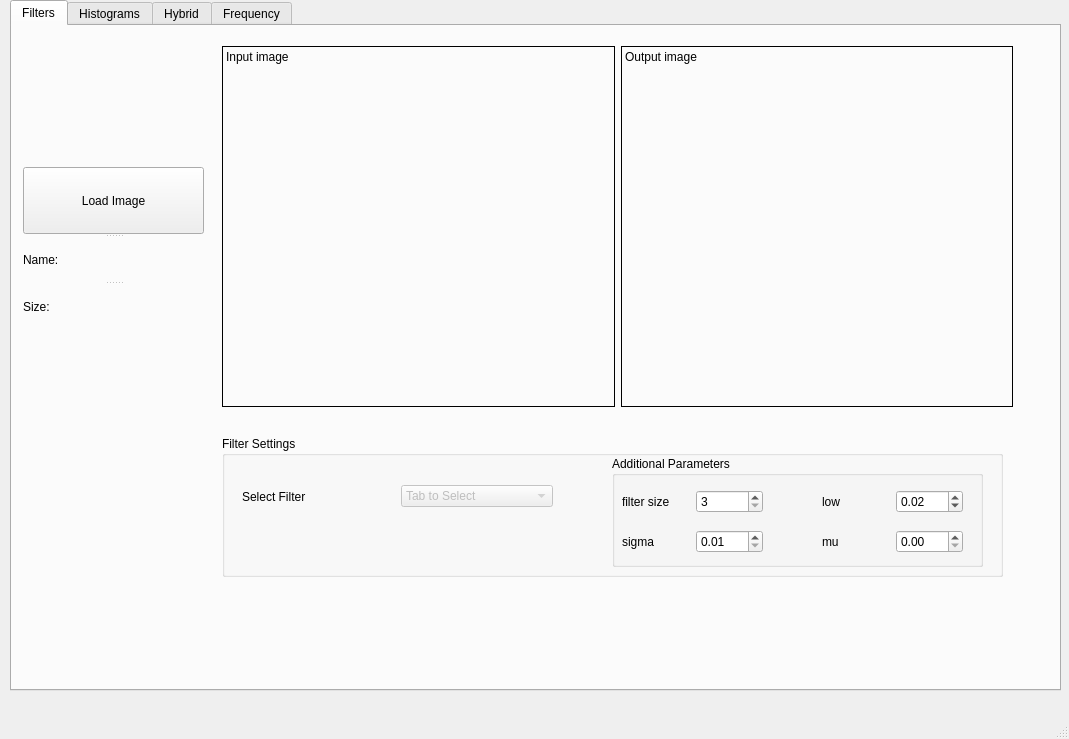
Old version of the form MainWindow.ui in the repository Bravewarrior0/Computer-Vision.
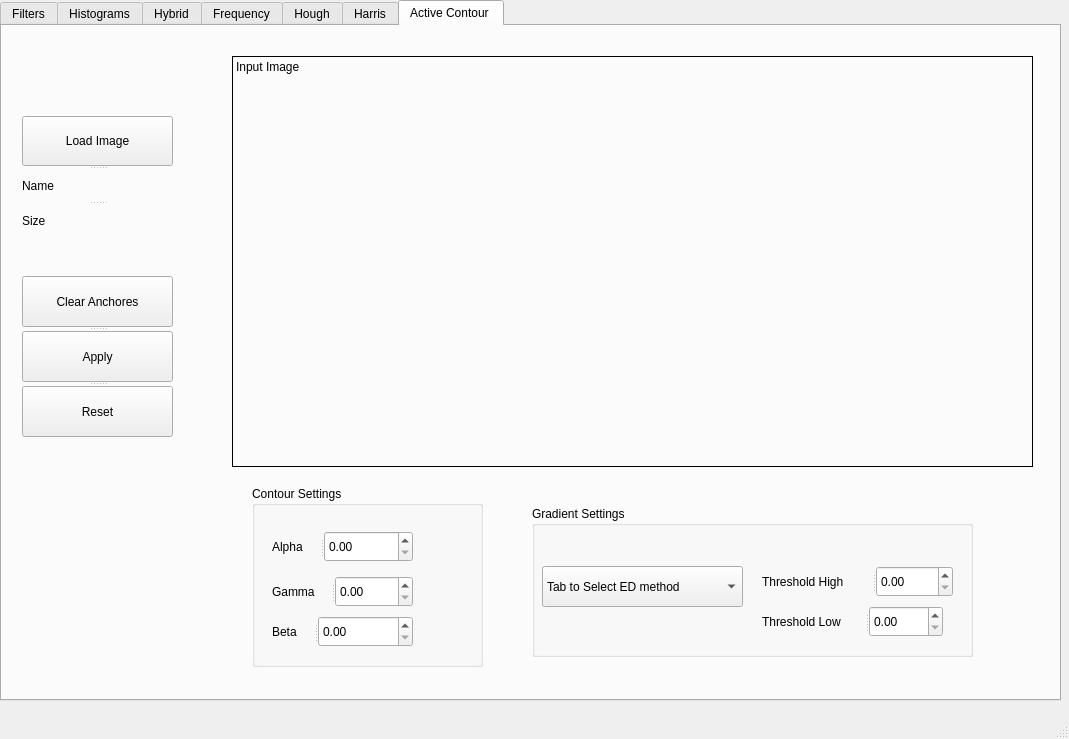
New version of the form. Custom widgets are drawn as their Qt base class.

Commit message: AC part gui

Patch:
```diff
--- a/MainWindow.ui
+++ b/MainWindow.ui
@@ -32,14 +32,14 @@
     </property>
     <property name="geometry">
      <rect>
-      <x>10</x>
+      <x>0</x>
       <y>0</y>
-      <width>1051</width>
-      <height>691</height>
+      <width>1061</width>
+      <height>701</height>
      </rect>
     </property>
     <property name="currentIndex">
-     <number>0</number>
+     <number>6</number>
     </property>
     <widget class="QWidget" name="tab_filters">
      <attribute name="title">
@@ -835,6 +835,261 @@
       </widget>
      </widget>
     </widget>
+    <widget class="QWidget" name="tab_Hough">
+     <attribute name="title">
+      <string>Hough</string>
+     </attribute>
+    </widget>
+    <widget class="QWidget" name="tab_Harris">
+     <attribute name="title">
+      <string>Harris</string>
+     </attribute>
+    </widget>
+    <widget class="QWidget" name="tab_AC">
+     <attribute name="title">
+      <string>Active Contour </string>
+     </attribute>
+     <widget class="QLabel" name="label_AC">
+      <property name="geometry">
+       <rect>
+        <x>230</x>
+        <y>30</y>
+        <width>801</width>
+        <height>411</height>
+       </rect>
+      </property>
+      <property name="focusPolicy">
+       <enum>Qt::NoFocus</enum>
+      </property>
+      <property name="frameShape">
+       <enum>QFrame::Box</enum>
+      </property>
+      <property name="text">
+       <string>Input Image</string>
+      </property>
+      <property name="textFormat">
+       <enum>Qt::RichText</enum>
+      </property>
+      <property name="scaledContents">
+       <bool>false</bool>
+      </property>
+      <property name="alignment">
+       <set>Qt::AlignLeading|Qt::AlignLeft|Qt::AlignTop</set>
+      </property>
+     </widget>
+     <widget class="QGroupBox" name="groupBox_3">
+      <property name="geometry">
+       <rect>
+        <x>250</x>
+        <y>460</y>
+        <width>231</width>
+        <height>181</height>
+       </rect>
+      </property>
+      <property name="title">
+       <string>Contour Settings </string>
+      </property>
+      <widget class="QSplitter" name="splitter_17">
+       <property name="geometry">
+        <rect>
+         <x>20</x>
+         <y>90</y>
+         <width>141</width>
+         <height>31</height>
+        </rect>
+       </property>
+       <property name="orientation">
+        <enum>Qt::Horizontal</enum>
+       </property>
+       <widget class="QLabel" name="label_22">
+        <property name="text">
+         <string>Gamma</string>
+        </property>
+       </widget>
+       <widget class="QDoubleSpinBox" name="doubleSpinBox_AC_Gamma"/>
+      </widget>
+      <widget class="QSplitter" name="splitter_18">
+       <property name="geometry">
+        <rect>
+         <x>20</x>
+         <y>130</y>
+         <width>141</width>
+         <height>31</height>
+        </rect>
+       </property>
+       <property name="orientation">
+        <enum>Qt::Horizontal</enum>
+       </property>
+       <widget class="QLabel" name="label_21">
+        <property name="text">
+         <string>Beta</string>
+        </property>
+       </widget>
+       <widget class="QDoubleSpinBox" name="doubleSpinBox_AC_Beta"/>
+      </widget>
+      <widget class="QSplitter" name="splitter_16">
+       <property name="geometry">
+        <rect>
+         <x>20</x>
+         <y>45</y>
+         <width>141</width>
+         <height>31</height>
+        </rect>
+       </property>
+       <property name="orientation">
+        <enum>Qt::Horizontal</enum>
+       </property>
+       <widget class="QLabel" name="label_17">
+        <property name="text">
+         <string>Alpha</string>
+        </property>
+       </widget>
+       <widget class="QDoubleSpinBox" name="doubleSpinBox_AC_Alpha"/>
+      </widget>
+     </widget>
+     <widget class="QSplitter" name="splitter_19">
+      <property name="geometry">
+       <rect>
+        <x>530</x>
+        <y>480</y>
+        <width>441</width>
+        <height>151</height>
+       </rect>
+      </property>
+      <property name="orientation">
+       <enum>Qt::Vertical</enum>
+      </property>
+      <widget class="QGroupBox" name="groupBox_4">
+       <property name="title">
+        <string>Gradient Settings </string>
+       </property>
+       <widget class="QSplitter" name="splitter_21">
+        <property name="geometry">
+         <rect>
+          <x>10</x>
+          <y>60</y>
+          <width>201</width>
+          <height>41</height>
+         </rect>
+        </property>
+        <property name="orientation">
+         <enum>Qt::Vertical</enum>
+        </property>
+        <widget class="QComboBox" name="comboBox_2">
+         <item>
+          <property name="text">
+           <string>Tab to Select ED method</string>
+          </property>
+         </item>
+         <item>
+          <property name="text">
+           <string>Sobel</string>
+          </property>
+         </item>
+         <item>
+          <property name="text">
+           <string>Canny</string>
+          </property>
+         </item>
+        </widget>
+       </widget>
+       <widget class="QSplitter" name="splitter_23">
+        <property name="geometry">
+         <rect>
+          <x>230</x>
+          <y>100</y>
+          <width>181</width>
+          <height>31</height>
+         </rect>
+        </property>
+        <property name="orientation">
+         <enum>Qt::Horizontal</enum>
+        </property>
+        <widget class="QLabel" name="label_23">
+         <property name="text">
+          <string>Threshold Low</string>
+         </property>
+        </widget>
+        <widget class="QDoubleSpinBox" name="doubleSpinBox_Threshold_Low"/>
+       </widget>
+       <widget class="QSplitter" name="splitter_22">
+        <property name="geometry">
+         <rect>
+          <x>230</x>
+          <y>60</y>
+          <width>191</width>
+          <height>31</height>
+         </rect>
+        </property>
+        <property name="orientation">
+         <enum>Qt::Horizontal</enum>
+        </property>
+        <widget class="QLabel" name="label_16">
+         <property name="text">
+          <string>Threshold High</string>
+         </property>
+        </widget>
+        <widget class="QDoubleSpinBox" name="doubleSpinBox_Threshold_Hign"/>
+       </widget>
+      </widget>
+     </widget>
+     <widget class="QSplitter" name="splitter_15">
+      <property name="geometry">
+       <rect>
+        <x>20</x>
+        <y>250</y>
+        <width>151</width>
+        <height>161</height>
+       </rect>
+      </property>
+      <property name="orientation">
+       <enum>Qt::Vertical</enum>
+      </property>
+      <widget class="QPushButton" name="pushButton_Clear_AC">
+       <property name="text">
+        <string>Clear Anchores</string>
+       </property>
+      </widget>
+      <widget class="QPushButton" name="pushButton_Apply">
+       <property name="text">
+        <string>Apply</string>
+       </property>
+      </widget>
+      <widget class="QPushButton" name="pushButton_Reset">
+       <property name="text">
+        <string>Reset</string>
+       </property>
+      </widget>
+     </widget>
+     <widget class="QSplitter" name="splitter_20">
+      <property name="geometry">
+       <rect>
+        <x>20</x>
+        <y>90</y>
+        <width>151</width>
+        <height>121</height>
+       </rect>
+      </property>
+      <property name="orientation">
+       <enum>Qt::Vertical</enum>
+      </property>
+      <widget class="QPushButton" name="pushButton_AC_load">
+       <property name="text">
+        <string>Load Image</string>
+       </property>
+      </widget>
+      <widget class="QLabel" name="label_24">
+       <property name="text">
+        <string>Name</string>
+       </property>
+      </widget>
+      <widget class="QLabel" name="label_25">
+       <property name="text">
+        <string>Size</string>
+       </property>
+      </widget>
+     </widget>
+    </widget>
    </widget>
   </widget>
   <widget class="QMenuBar" name="menubar">
```
Left out of the diff: 201 changed lines with no effect on the pictures. The commit also changes 7 other files.
